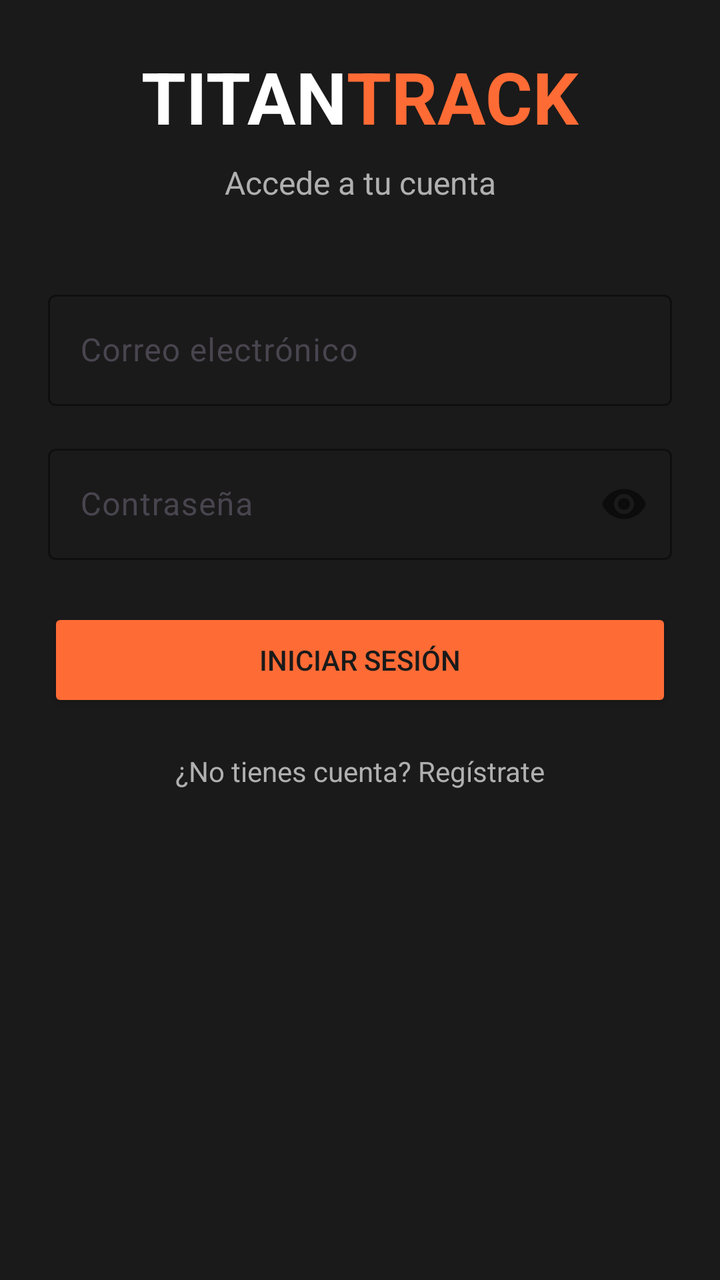
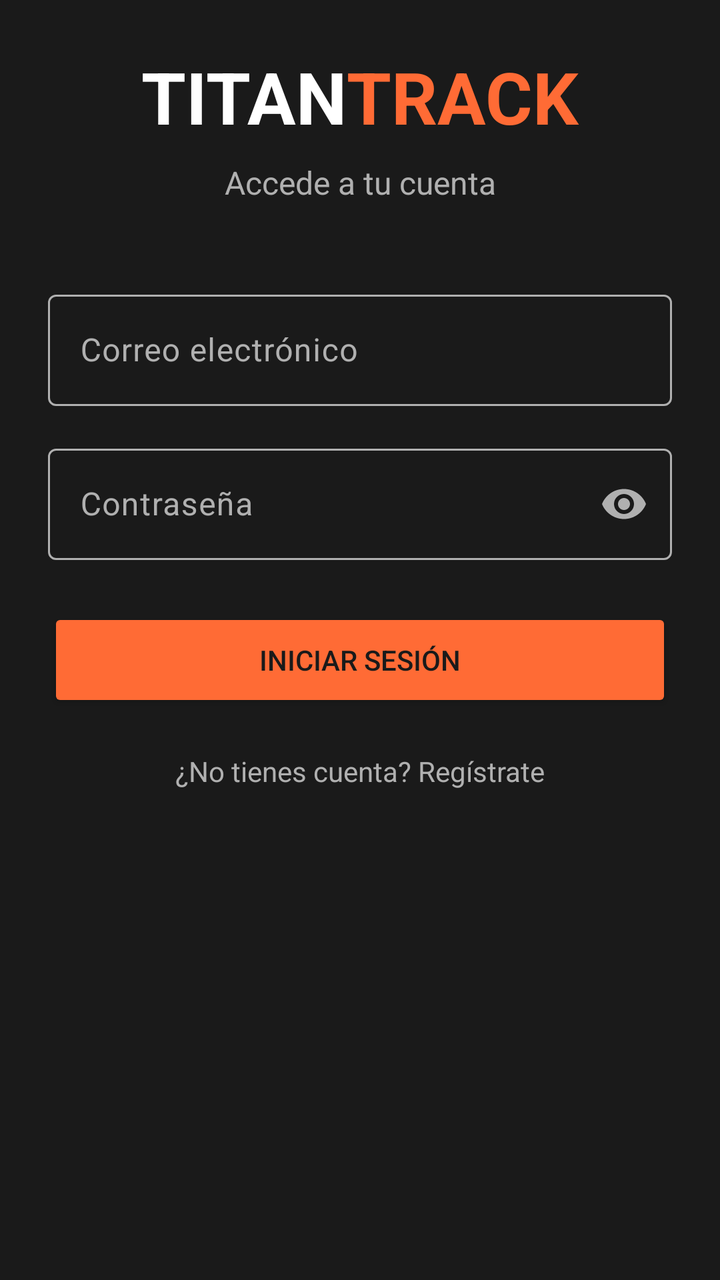

Compare the two renders of this Android layout. The source of the first and the diff that turns it into the second are given below.
<!-- AndroidManifest.xml: application theme Theme.TitanTrack -->
<!-- res/layout/activity_login.xml -->
<?xml version="1.0" encoding="utf-8"?>
<androidx.constraintlayout.widget.ConstraintLayout
    xmlns:android="http://schemas.android.com/apk/res/android"
    xmlns:app="http://schemas.android.com/apk/res-auto"
    xmlns:tools="http://schemas.android.com/tools"
    android:layout_width="match_parent"
    android:layout_height="match_parent"
    android:background="@color/titan_background"
    android:padding="24dp"
    tools:context=".activities.LoginActivity">

    <TextView
        android:id="@+id/tvTitanPart"
        android:layout_width="wrap_content"
        android:layout_height="wrap_content"
        android:text="@string/login_title"
        android:textColor="@color/titan_text_primary"
        android:textSize="36sp"
        android:textStyle="bold"
        app:layout_constraintTop_toTopOf="parent"
        app:layout_constraintStart_toStartOf="parent"
        app:layout_constraintEnd_toStartOf="@id/tvTrackPart"
        app:layout_constraintHorizontal_chainStyle="packed"
        app:layout_constraintVertical_bias="0.15" />

    <TextView
        android:id="@+id/tvTrackPart"
        android:layout_width="wrap_content"
        android:layout_height="wrap_content"
        android:text="@string/login_title_accent"
        android:textColor="@color/titan_accent"
        android:textSize="36sp"
        android:textStyle="bold"
        app:layout_constraintTop_toTopOf="@id/tvTitanPart"
        app:layout_constraintBottom_toBottomOf="@id/tvTitanPart"
        app:layout_constraintStart_toEndOf="@id/tvTitanPart"
        app:layout_constraintEnd_toEndOf="parent" />

    <TextView
        android:id="@+id/tvSubtitle"
        android:layout_width="wrap_content"
        android:layout_height="wrap_content"
        android:text="@string/login_subtitle"
        android:textColor="@color/titan_text_secondary"
        android:textSize="16sp"
        android:layout_marginTop="8dp"
        app:layout_constraintTop_toBottomOf="@id/tvTitanPart"
        app:layout_constraintStart_toStartOf="parent"
        app:layout_constraintEnd_toEndOf="parent" />

    <com.google.android.material.textfield.TextInputLayout
        android:id="@+id/tilEmail"
        style="@style/Widget.Material3.TextInputLayout.OutlinedBox"
        android:layout_width="0dp"
        android:layout_height="wrap_content"
        android:layout_marginTop="40dp"
        app:boxStrokeColor="@color/titan_accent"
        app:hintTextColor="@color/titan_text_secondary"
        app:layout_constraintTop_toBottomOf="@id/tvSubtitle"
        app:layout_constraintStart_toStartOf="parent"
        app:layout_constraintEnd_toEndOf="parent">

        <com.google.android.material.textfield.TextInputEditText
            android:layout_width="match_parent"
            android:layout_height="wrap_content"
            android:hint="@string/hint_email"
            android:textColor="@color/titan_text_primary"
            android:inputType="textEmailAddress" />
    </com.google.android.material.textfield.TextInputLayout>

    <com.google.android.material.textfield.TextInputLayout
        android:id="@+id/tilPassword"
        style="@style/Widget.Material3.TextInputLayout.OutlinedBox"
        android:layout_width="0dp"
        android:layout_height="wrap_content"
        android:layout_marginTop="16dp"
        app:boxStrokeColor="@color/titan_accent"
        app:hintTextColor="@color/titan_text_secondary"
        app:passwordToggleEnabled="true"
        app:layout_constraintTop_toBottomOf="@id/tilEmail"
        app:layout_constraintStart_toStartOf="parent"
        app:layout_constraintEnd_toEndOf="parent">

        <com.google.android.material.textfield.TextInputEditText
            android:layout_width="match_parent"
            android:layout_height="wrap_content"
            android:hint="@string/hint_password"
            android:textColor="@color/titan_text_primary"
            android:inputType="textPassword" />
    </com.google.android.material.textfield.TextInputLayout>

    <Button
        android:id="@+id/btnLogin"
        android:layout_width="0dp"
        android:layout_height="52dp"
        android:layout_marginTop="24dp"
        android:text="@string/btn_login"
        android:textColor="@color/titan_background"
        android:backgroundTint="@color/titan_accent"
        app:layout_constraintTop_toBottomOf="@id/tilPassword"
        app:layout_constraintStart_toStartOf="parent"
        app:layout_constraintEnd_toEndOf="parent" />

    <TextView
        android:id="@+id/tvGoRegister"
        android:layout_width="wrap_content"
        android:layout_height="wrap_content"
        android:layout_marginTop="20dp"
        android:text="@string/link_go_register"
        android:textColor="@color/titan_text_secondary"
        android:textSize="14sp"
        app:layout_constraintTop_toBottomOf="@id/btnLogin"
        app:layout_constraintStart_toStartOf="parent"
        app:layout_constraintEnd_toEndOf="parent" />

</androidx.constraintlayout.widget.ConstraintLayout>
<!-- resources referenced by this layout -->
<resources>
  <color name="titan_accent">#FF6B35</color>
  <color name="titan_background">#1A1A1A</color>
  <color name="titan_text_primary">#FFFFFF</color>
  <color name="titan_text_secondary">#B0B0B0</color>
  <string name="btn_login">Iniciar sesión</string>
  <string name="hint_email">Correo electrónico</string>
  <string name="hint_password">Contraseña</string>
  <string name="link_go_register">¿No tienes cuenta? Regístrate</string>
  <string name="login_subtitle">Accede a tu cuenta</string>
  <string name="login_title">TITAN</string>
  <string name="login_title_accent">TRACK</string>
  <style name="Theme.TitanTrack" parent="Base.Theme.TitanTrack" />
  <style name="Base.Theme.TitanTrack" parent="Theme.Material3.DayNight.NoActionBar">
          
          <item name="colorPrimary">@color/titan_accent</item>
          <item name="colorOnPrimary">@color/titan_text_primary</item>
          <item name="android:colorBackground">@color/titan_background</item>
          <item name="colorSurface">@color/titan_surface</item>
          <item name="android:statusBarColor">@color/titan_background</item>
          <item name="android:windowLightStatusBar">false</item>
      </style>
  <color name="titan_surface">#2E2E2E</color>
</resources>

<!-- the commit's change to res/layout/activity_login.xml (unified diff, before → after) -->
@@ -50,12 +50,9 @@
 
     <com.google.android.material.textfield.TextInputLayout
         android:id="@+id/tilEmail"
-        style="@style/Widget.Material3.TextInputLayout.OutlinedBox"
         android:layout_width="0dp"
         android:layout_height="wrap_content"
         android:layout_marginTop="40dp"
-        app:boxStrokeColor="@color/titan_accent"
-        app:hintTextColor="@color/titan_text_secondary"
         app:layout_constraintTop_toBottomOf="@id/tvSubtitle"
         app:layout_constraintStart_toStartOf="parent"
         app:layout_constraintEnd_toEndOf="parent">
@@ -70,12 +67,9 @@
 
     <com.google.android.material.textfield.TextInputLayout
         android:id="@+id/tilPassword"
-        style="@style/Widget.Material3.TextInputLayout.OutlinedBox"
         android:layout_width="0dp"
         android:layout_height="wrap_content"
         android:layout_marginTop="16dp"
-        app:boxStrokeColor="@color/titan_accent"
-        app:hintTextColor="@color/titan_text_secondary"
         app:passwordToggleEnabled="true"
         app:layout_constraintTop_toBottomOf="@id/tilEmail"
         app:layout_constraintStart_toStartOf="parent"
<!-- resource entries referenced after the edit -->
@@ -20,7 +20,17 @@
           <item name="colorSurface">@color/titan_surface</item>
           <item name="android:statusBarColor">@color/titan_background</item>
           <item name="android:windowLightStatusBar">false</item>
+          <item name="textInputStyle">@style/Widget.TitanTrack.TextInputLayout</item>
       </style>
   <color name="titan_surface">#2E2E2E</color>
+  <style name="Widget.TitanTrack.TextInputLayout" parent="Widget.Material3.TextInputLayout.OutlinedBox">
+          <item name="boxStrokeColor">@color/titan_input_stroke</item>
+          <item name="android:textColorHint">@color/titan_text_secondary</item>
+          <item name="hintTextColor">@color/titan_text_secondary</item>
+          <item name="endIconTint">@color/titan_text_secondary</item>
+          <item name="passwordToggleTint">@color/titan_text_secondary</item>
+  
+  
+      </style>
 </resources>
 
